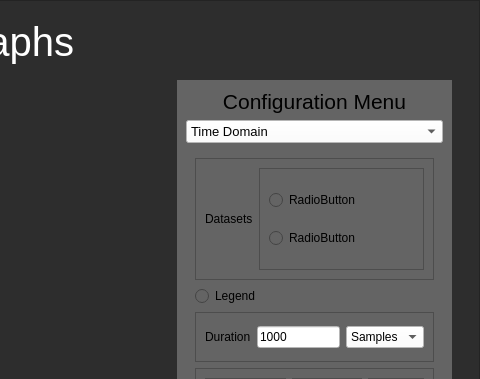
First picture: the form in TelemetryViewer/ui_main.ui, repository UBCO-Motorsports/WirelessTelemetryCapstone, before the edit; both pictures show x 533 to 1013 and y 0 to 379 of the 1013 by 764 pixel window.
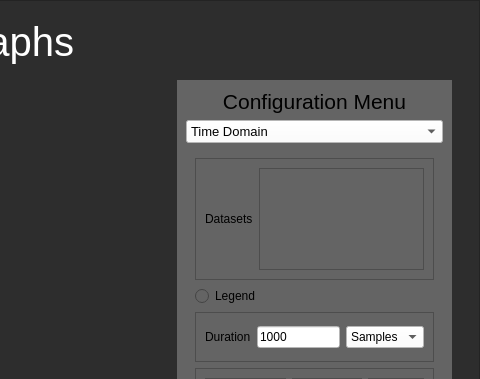
Second picture: the form after the edit. The open tabs and pages were chosen to show the change. Icons and pictures are not drawn.

Commit message:
Radio Buttons in config menu
early implement of it
  - will not refresh if more selected on
  setup page
itemslogged Json is functioning perfect now

```diff
--- a/TelemetryViewer/ui_main.ui
+++ b/TelemetryViewer/ui_main.ui
@@ -1256,26 +1256,11 @@
                                <rect>
                                 <x>0</x>
                                 <y>0</y>
-                                <width>100</width>
-                                <height>58</height>
+                                <width>168</width>
+                                <height>103</height>
                                </rect>
                               </property>
-                              <layout class="QVBoxLayout" name="verticalLayout_15">
-                               <item>
-                                <widget class="QRadioButton" name="radioButton">
-                                 <property name="text">
-                                  <string>RadioButton</string>
-                                 </property>
-                                </widget>
-                               </item>
-                               <item>
-                                <widget class="QRadioButton" name="radioButton_2">
-                                 <property name="text">
-                                  <string>RadioButton</string>
-                                 </property>
-                                </widget>
-                               </item>
-                              </layout>
+                              <layout class="QVBoxLayout" name="verticalLayout_15"/>
                              </widget>
                             </widget>
                            </item>
```
Left out of the diff: 12 changed lines with no effect on the pictures. The commit also changes 4 other files.
